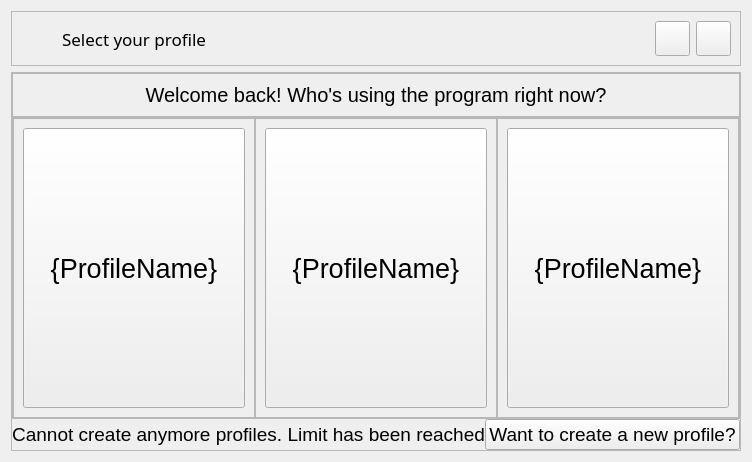
Above: uis/profileSelector.ui from QBoff/YouTube-Video-Downloader before the change. Below: the same form after it.
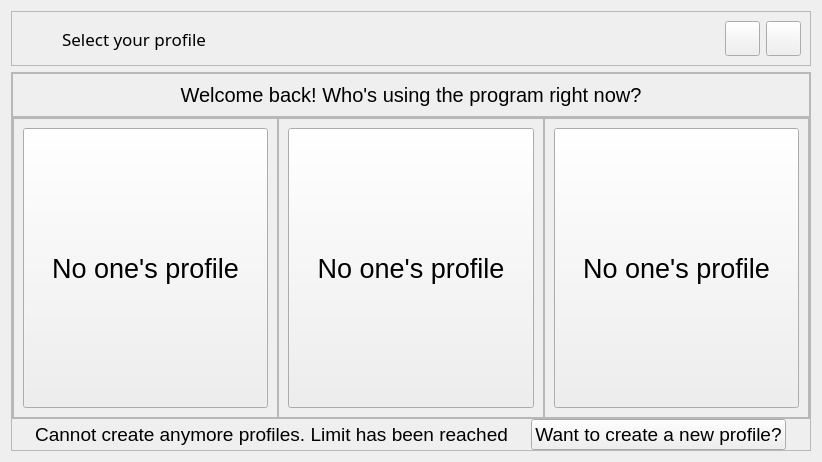
That is the form after the change. Icons and pictures are not drawn.

Commit message:
UI Merged, profile system added
High optimization, removed a lot of bugs

```diff
--- a/uis/profileSelector.ui
+++ b/uis/profileSelector.ui
@@ -6,7 +6,7 @@
    <rect>
     <x>0</x>
     <y>0</y>
-    <width>612</width>
+    <width>822</width>
     <height>462</height>
    </rect>
   </property>
@@ -329,7 +329,7 @@
                  </font>
                 </property>
                 <property name="text">
-                 <string>{ProfileName}</string>
+                 <string>No one's profile</string>
                 </property>
                 <attribute name="buttonGroup">
                  <string notr="true">profileButtons</string>
@@ -368,7 +368,7 @@
                  </font>
                 </property>
                 <property name="text">
-                 <string>{ProfileName}</string>
+                 <string>No one's profile</string>
                 </property>
                 <attribute name="buttonGroup">
                  <string notr="true">profileButtons</string>
@@ -407,7 +407,7 @@
                  </font>
                 </property>
                 <property name="text">
-                 <string>{ProfileName}</string>
+                 <string>No one's profile</string>
                 </property>
                 <attribute name="buttonGroup">
                  <string notr="true">profileButtons</string>
```
The commit also changes 14 other files.
